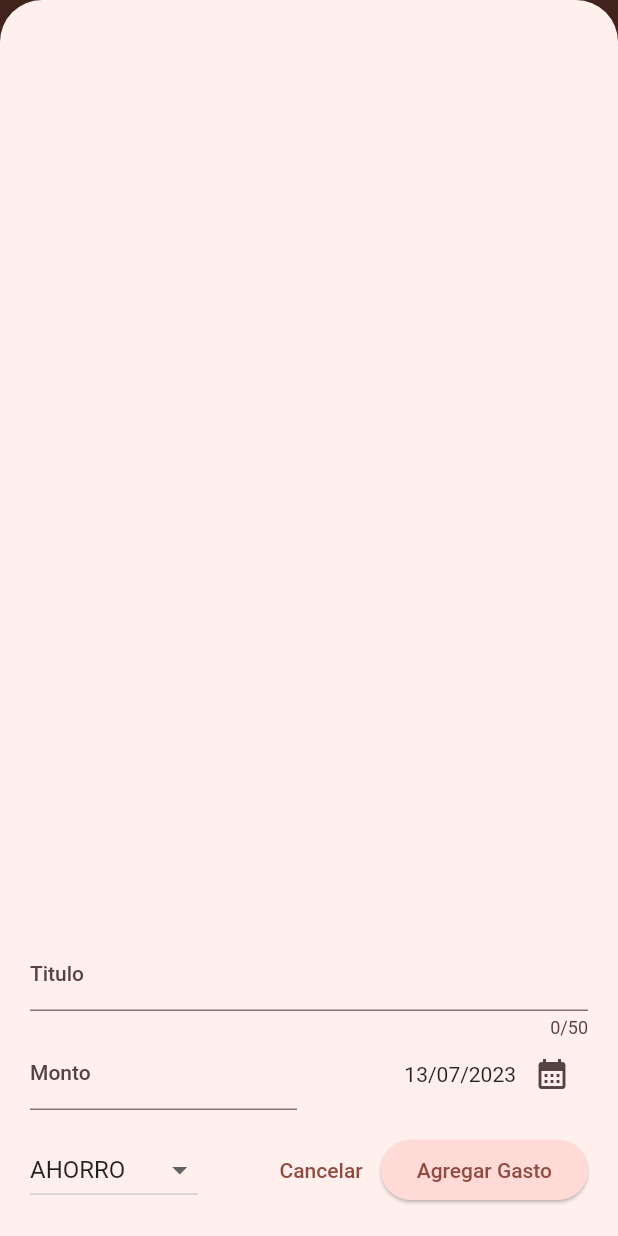
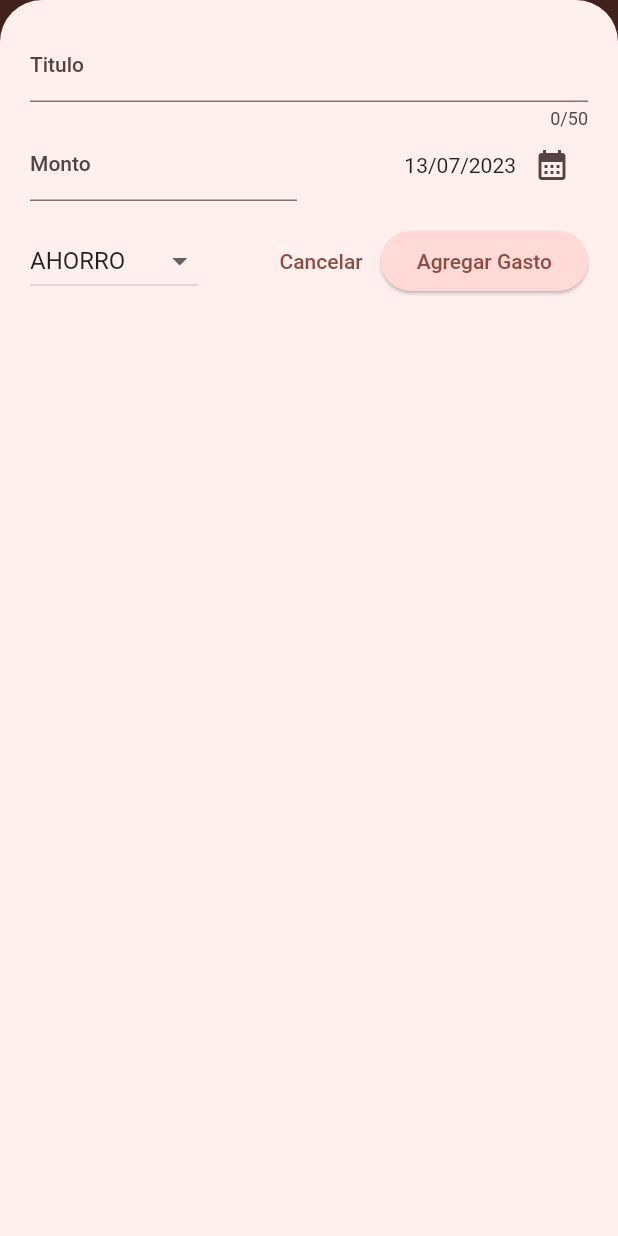
Before and after one commit to schwarz84/expenses-tracker-app, a Flutter app: the screen it shows after launch, after a tap on the "add" icon, on a phone screen of 412 x 824 dp. Run offline on Flutter 3.47's test engine with Material 2 defaults, Android fonts, the phone set to English and light mode, and no system bars; missing offline and left inert: dart:ffi.

Commit message:
clase 136

```diff
--- a/lib/widgets/add_expense.dart
+++ b/lib/widgets/add_expense.dart
@@ -89,9 +89,8 @@ class _NewExpenseState extends State<NewExpense> {
     return SizedBox(
       height: double.infinity,
       child: SingleChildScrollView(
-        reverse: true,
         child: Padding(
-          padding: EdgeInsets.fromLTRB(20, 40, 20, keyboardSpace + 20),
+          padding: EdgeInsets.fromLTRB(20, 20, 20, keyboardSpace + 20),
           child: Column(
             children: [
               TextField(
--- a/lib/widgets/expenses.dart
+++ b/lib/widgets/expenses.dart
@@ -26,6 +26,7 @@ class _ExpensesState extends State<Expenses> {
 
   void _addNewExpenseModal() {
     showModalBottomSheet(
+      useSafeArea: true,
       isScrollControlled: true,
       context: context,
       builder: (ctx) => NewExpense(addExpense: _addExpense)
```
